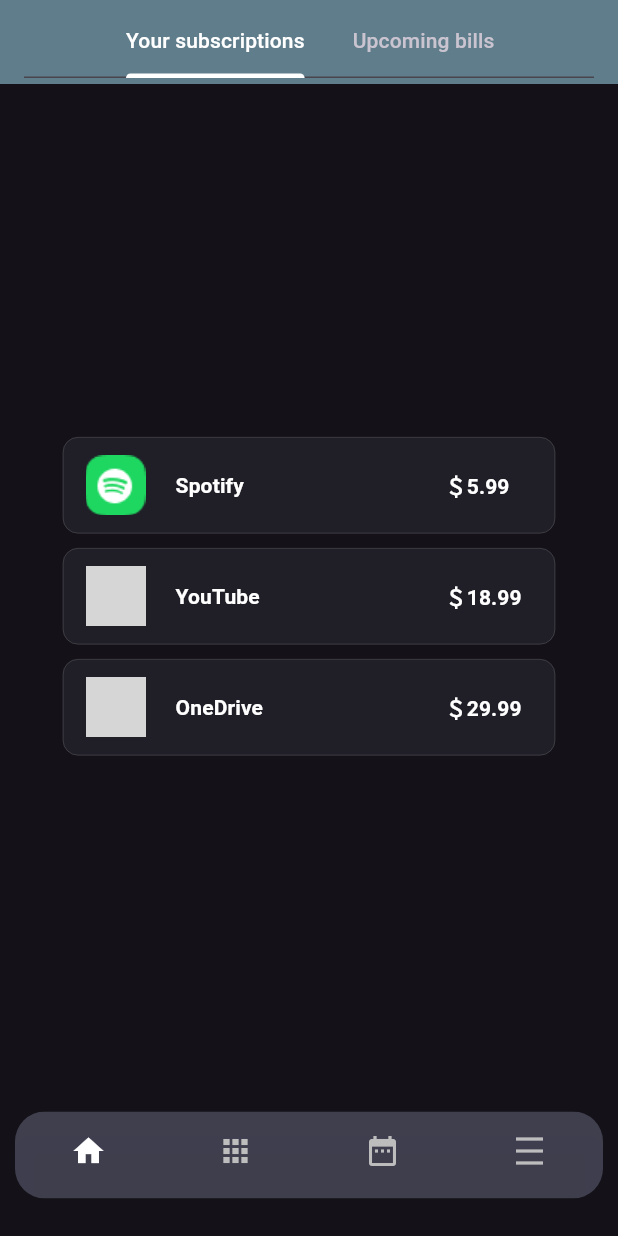
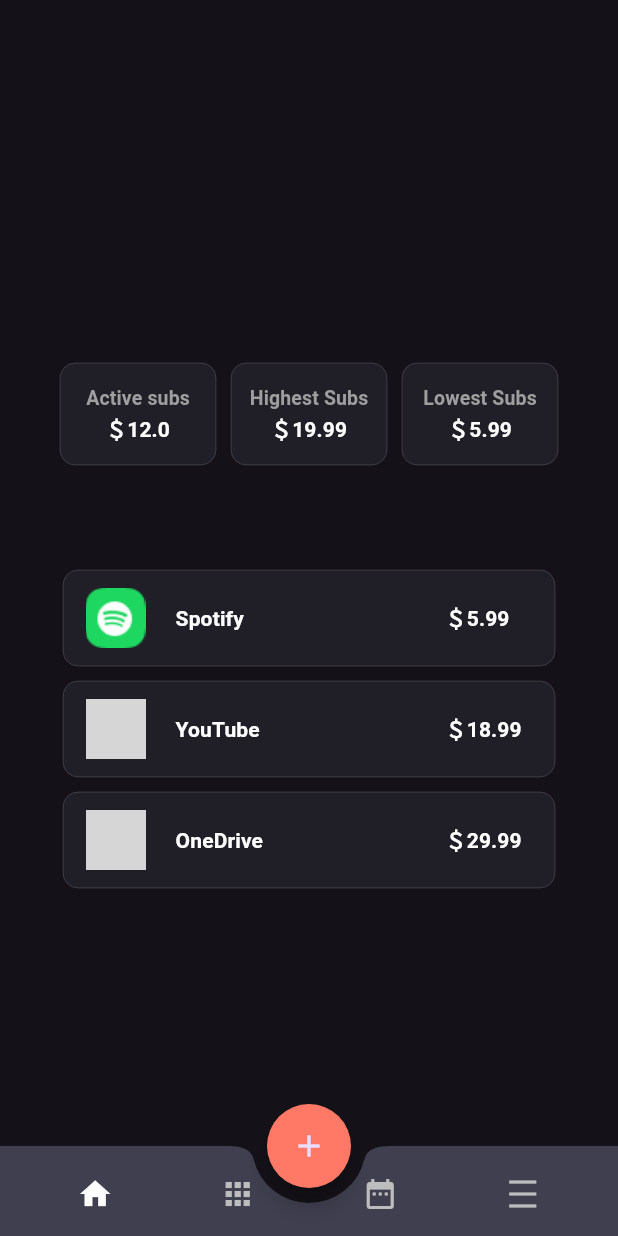
Before and after one commit to a3216lucy/app_test, a Flutter app: the screen it shows after launch, on a phone screen of 412 x 824 dp. Run offline on Flutter 3.47's test engine with Material 2 defaults, Android fonts, the phone set to English and light mode, and no system bars; grey boxes are pictures that could not be loaded.

Commit message:
chore: adjust the bottomNavigationBar

```diff
--- a/lib/main.dart
+++ b/lib/main.dart
@@ -35,6 +35,8 @@
 class _MyHomePageState extends State<BottomNavigationBarTool> {
   // 目前選擇頁索引值，預設值為 0
   int _currentIndex = 0;
+  // nav icon 顏色
+  Color? navColor = Colors.grey[400];
   // 頁面列表
   final pages = [
     const HomePage(),
@@ -42,73 +44,70 @@
     const Calendar(),
     const Setting()
   ];
+  // 底部導覽列項目列表
+  final List<dynamic> _navItems = [
+    NavItem(Icons.home, "首頁"),
+    NavItem(Icons.apps, "APP"),
+    NavItem(Icons.date_range, "日曆"),
+    NavItem(Icons.density_medium, "設定"),
+  ];
 
   // BottomNavigationBar 按下處理事件，更新設定當下索引值
   void _onItemClick(int index) {
     setState(() {
       _currentIndex = index;
+      navColor = Colors.white;
     });
   }
 
   @override
   Widget build(BuildContext context) {
     return Scaffold(
-      resizeToAvoidBottomInset: false,
       // 頁面主體
       body: SizedBox(
-          height: MediaQuery.of(context).size.height,
-          child: pages[_currentIndex]),
+        width: MediaQuery.of(context).size.width,
+        height: MediaQuery.of(context).size.height,
+        child: pages[_currentIndex],
+      ),
       // 下方的頁面切換欄位
-      bottomNavigationBar: SingleChildScrollView(
-        child: Container(
-            alignment: Alignment.bottomCenter,
-            constraints:
-                const BoxConstraints.tightFor(width: 200.0, height: 60.0),
-            margin: const EdgeInsets.only(left: 10, right: 10, bottom: 25),
-            child: ClipRRect(
-              borderRadius: const BorderRadius.only(
-                topLeft: Radius.circular(20.0),
-                topRight: Radius.circular(20.0),
-                bottomLeft: Radius.circular(20.0),
-                bottomRight: Radius.circular(20.0),
-              ),
-              child: Theme(
-                data: Theme.of(context).copyWith(
-                  // 設定 BottomNavigationBar 背景色
-                  canvasColor: Color.fromRGBO(78, 78, 97, 0.75),
+      floatingActionButtonLocation: FloatingActionButtonLocation.centerDocked,
+      // 懸浮在 BottomAppBar上面的中心圓按鈕
+      floatingActionButton: FloatingActionButton(
+        shape: const CircleBorder(),
+        backgroundColor: const Color.fromRGBO(255, 121, 102, 1),
+        onPressed: () {},
+        child: const Icon(Icons.add),
+      ),
+      bottomNavigationBar: BottomAppBar(
+        // nav 背景顏色
+        color: const Color.fromRGBO(78, 78, 97, 0.75),
+        // 陰影
+        elevation: 0,
+        // 缺口外邊距
+        notchMargin: 10,
+        shape: const CircularNotchedRectangle(),
+        height: 60,
+        child: Row(
+            mainAxisAlignment: MainAxisAlignment.spaceAround,
+            children: _navItems.map((item) {
+              var index = _navItems.indexOf(item);
+              return IconButton(
+                onPressed: () => _onItemClick(index),
+                icon: Icon(
+                  item.icon,
+                  color:
+                      _currentIndex == index ? Colors.white : Colors.grey[400],
                 ),
-                child: BottomNavigationBar(
-                  selectedItemColor: Colors.white,
-                  unselectedItemColor: Colors.grey[400],
-                  type: BottomNavigationBarType.fixed,
-                  showSelectedLabels: false,
-                  showUnselectedLabels: false,
-                  //目前選擇頁索引值
-                  currentIndex: _currentIndex,
-                  //BottomNavigationBar 按下處理事件
-                  onTap: _onItemClick,
-                  items: const <BottomNavigationBarItem>[
-                    BottomNavigationBarItem(
-                      icon: Icon(Icons.home),
-                      label: '首頁',
-                    ),
-                    BottomNavigationBarItem(
-                      icon: Icon(Icons.apps),
-                      label: 'APP',
-                    ),
-                    BottomNavigationBarItem(
-                      icon: Icon(Icons.date_range),
-                      label: '日曆',
-                    ),
-                    BottomNavigationBarItem(
-                      icon: Icon(Icons.density_medium),
-                      label: '設定',
-                    ),
-                  ],
-                ),
-              ),
-            )),
+              );
+            }).toList()),
       ),
     );
   }
 }
+
+class NavItem {
+  IconData icon;
+  String title;
+
+  NavItem(this.icon, this.title);
+}
--- a/lib/pages/home_page.dart
+++ b/lib/pages/home_page.dart
@@ -1,4 +1,5 @@
 import 'package:app_test/components/col_bar.dart';
+import 'package:app_test/components/row_bar.dart';
 import 'package:flutter/material.dart';
 
 class HomePage extends StatefulWidget {
@@ -16,39 +17,39 @@
 
   @override
   Widget build(BuildContext context) {
-    //   return const Column(
-    //       mainAxisAlignment: MainAxisAlignment.center,
-    //       children: <Widget>[
-    //         SizedBox(
-    //           height: 70,
-    //         ),
-    //         RowBar(),
-    //         SizedBox(
-    //           height: 70,
-    //         ),
-    //         ColBar(),
-    //       ]);
-    // }
-    return DefaultTabController(
-        length: myTabs.length,
-        child: Expanded(
-          child: Column(children: <Widget>[
-            AppBar(
-              backgroundColor: Colors.blueGrey,
-              title: TabBar(
-                tabs: myTabs,
-                isScrollable: true,
-                indicatorColor: Colors.white,
-                labelColor: Colors.white,
-              ),
-            ),
-            Expanded(
-              child: TabBarView(
-                  children: myTabs
-                      .map((Tab tab) => const Center(child: ColBar()))
-                      .toList()),
-            ),
-          ]),
-        ));
+    return const Column(
+        mainAxisAlignment: MainAxisAlignment.center,
+        children: <Widget>[
+          SizedBox(
+            height: 70,
+          ),
+          RowBar(),
+          SizedBox(
+            height: 70,
+          ),
+          ColBar(),
+        ]);
   }
+  //   return DefaultTabController(
+  //       length: myTabs.length,
+  //       child: Expanded(
+  //         child: Column(children: <Widget>[
+  //           AppBar(
+  //             backgroundColor: Colors.blueGrey,
+  //             title: TabBar(
+  //               tabs: myTabs,
+  //               isScrollable: true,
+  //               indicatorColor: Colors.white,
+  //               labelColor: Colors.white,
+  //             ),
+  //           ),
+  //           Expanded(
+  //             child: TabBarView(
+  //                 children: myTabs
+  //                     .map((Tab tab) => const Center(child: ColBar()))
+  //                     .toList()),
+  //           ),
+  //         ]),
+  //       ));
+  // }
 }
```
